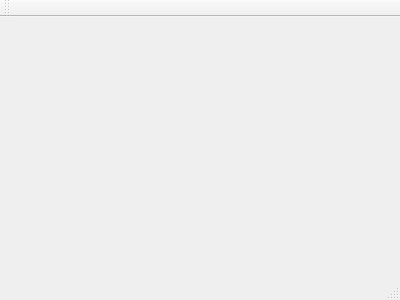
electrobas94/PE_killer, file pekillerwin.ui: the form before one commit.
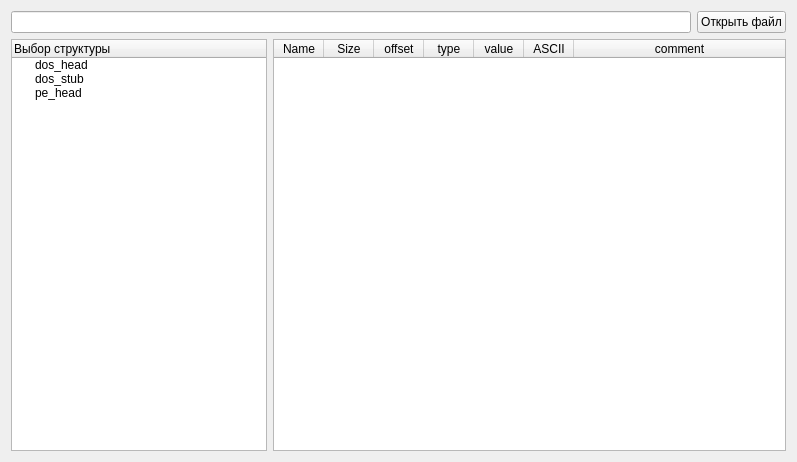
The form after the commit.

The edit to the form file:
```diff
--- a/pekillerwin.ui
+++ b/pekillerwin.ui
@@ -1,24 +1,116 @@
 <ui version="4.0">
  <class>PeKillerWin</class>
- <widget class="QMainWindow" name="PeKillerWin" >
-  <property name="geometry" >
+ <widget class="QMainWindow" name="PeKillerWin">
+  <property name="geometry">
    <rect>
     <x>0</x>
     <y>0</y>
-    <width>400</width>
-    <height>300</height>
+    <width>797</width>
+    <height>462</height>
    </rect>
   </property>
   <property name="windowTitle" >
    <string>PeKillerWin</string>
   </property>
-  <widget class="QMenuBar" name="menuBar" />
-  <widget class="QToolBar" name="mainToolBar" />
-  <widget class="QWidget" name="centralWidget" />
-  <widget class="QStatusBar" name="statusBar" />
+  <widget class="QWidget" name="centralWidget">
+   <layout class="QVBoxLayout" name="verticalLayout">
+    <item>
+     <layout class="QHBoxLayout" name="horizontalLayout">
+      <item>
+       <widget class="QLineEdit" name="lineEdit"/>
+      </item>
+      <item>
+       <widget class="QPushButton" name="pb_open_file">
+        <property name="text">
+         <string>Открыть файл</string>
+        </property>
+       </widget>
+      </item>
+     </layout>
+    </item>
+    <item>
+     <layout class="QHBoxLayout" name="horizontalLayout_2">
+      <item>
+       <widget class="QTreeWidget" name="treeWidget">
+        <property name="sizePolicy">
+         <sizepolicy hsizetype="Minimum" vsizetype="Expanding">
+          <horstretch>0</horstretch>
+          <verstretch>0</verstretch>
+         </sizepolicy>
+        </property>
+        <column>
+         <property name="text">
+          <string>Выбор структуры</string>
+         </property>
+        </column>
+        <item>
+         <property name="text">
+          <string>dos_head</string>
+         </property>
+        </item>
+        <item>
+         <property name="text">
+          <string>dos_stub</string>
+         </property>
+        </item>
+        <item>
+         <property name="text">
+          <string>pe_head</string>
+         </property>
+        </item>
+       </widget>
+      </item>
+      <item>
+       <widget class="QTableWidget" name="tableWidget">
+        <attribute name="horizontalHeaderDefaultSectionSize">
+         <number>50</number>
+        </attribute>
+        <attribute name="horizontalHeaderStretchLastSection">
+         <bool>true</bool>
+        </attribute>
+        <column>
+         <property name="text">
+          <string>Name</string>
+         </property>
+        </column>
+        <column>
+         <property name="text">
+          <string>Size</string>
+         </property>
+        </column>
+        <column>
+         <property name="text">
+          <string>offset</string>
+         </property>
+        </column>
+        <column>
+         <property name="text">
+          <string>type</string>
+         </property>
+        </column>
+        <column>
+         <property name="text">
+          <string>value</string>
+         </property>
+        </column>
+        <column>
+         <property name="text">
+          <string>ASCII</string>
+         </property>
+        </column>
+        <column>
+         <property name="text">
+          <string>comment</string>
+         </property>
+        </column>
+       </widget>
+      </item>
+     </layout>
+    </item>
+   </layout>
+  </widget>
  </widget>
- <layoutDefault spacing="6" margin="11" />
- <pixmapfunction></pixmapfunction>
+ <layoutdefault spacing="6" margin="11"/>
  <resources/>
  <connections/>
 </ui>
```
Left out of the diff: 3 changed lines with no effect on the pictures.
